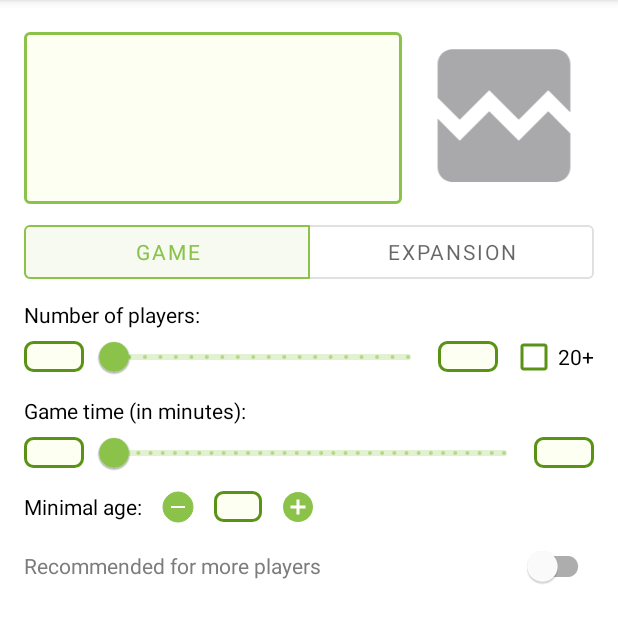
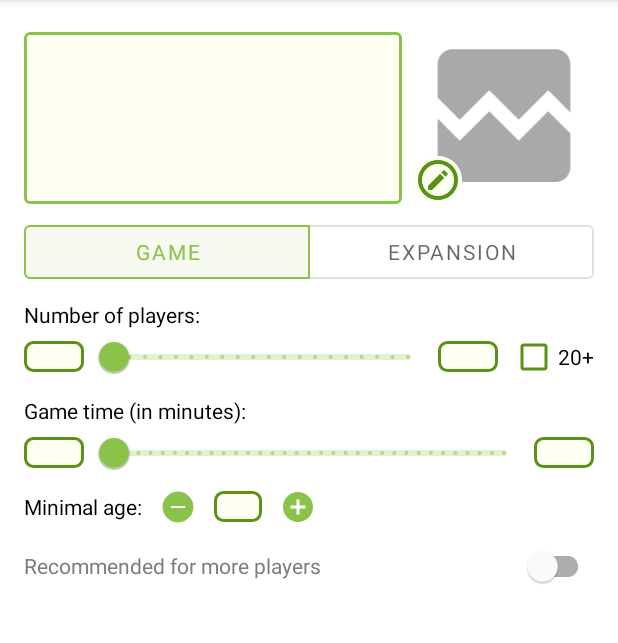
Before and after one commit to agatap2/Lets_Play, an Android app: the AddNewGameFragment screen opened through its navigation route, on a phone screen of 412 x 824 dp, the part 84-727 px from its top. Run offline under Robolectric (Android 15) with nearby library versions, the phone set to English and light mode, and no system bars; our stand-ins replace Dagger/Hilt's generated code, data binding; pictures from the network do not load; Roboto replaces fonts that are not available here; 12 statements that could not run were skipped.

Commit message:
Game picture edition, minSdk changed to 23

```diff
--- a/app/build.gradle
+++ b/app/build.gradle
@@ -23,7 +23,7 @@ android {
 
     defaultConfig {
         applicationId "com.akobusinska.letsplay"
-        minSdk 21
+        minSdk 23
         targetSdk 32
         versionCode 1
         versionName "1.0"
--- a/app/src/main/res/layout/dialog_text_input.xml
+++ b/app/src/main/res/layout/dialog_text_input.xml
@@ -13,7 +13,7 @@
         android:layout_margin="4dp">
 
         <com.google.android.material.textfield.TextInputEditText
-            android:id="@+id/game_name"
+            android:id="@+id/dialog_text_input"
             android:layout_width="match_parent"
             android:layout_height="wrap_content" />
     </com.google.android.material.textfield.TextInputLayout>
--- a/app/src/main/res/layout/fragment_add_new_game.xml
+++ b/app/src/main/res/layout/fragment_add_new_game.xml
@@ -36,12 +36,31 @@
             android:layout_height="120dp"
             android:layout_marginTop="16dp"
             android:layout_marginEnd="16dp"
+            android:contentDescription="@string/game_cover"
             android:paddingTop="2dp"
-            android:contentDescription="@string/game_cover"
             app:imageUrl='@{viewModel.newGame.thumbURL ?? ""}'
             app:layout_constraintEnd_toEndOf="parent"
             app:layout_constraintTop_toBottomOf="@+id/appBarLayout"
-            tools:ignore="ImageContrastCheck" />
+            tools:ignore="ImageContrastCheck"
+            tools:srcCompat="@drawable/ic_broken_image" />
+
+        <ImageButton
+            android:id="@+id/edit_url_button"
+            style="@android:style/Widget.Material.ImageButton"
+            android:layout_width="80dp"
+            android:layout_height="80dp"
+            android:layout_marginTop="80dp"
+            android:layout_marginEnd="80dp"
+            android:adjustViewBounds="false"
+            android:background="#00FFFFFF"
+            android:baselineAlignBottom="false"
+            android:contentDescription="@string/edit_game_cover"
+            android:scaleType="centerCrop"
+            android:scaleX="0.6"
+            android:scaleY="0.6"
+            app:layout_constraintEnd_toEndOf="parent"
+            app:layout_constraintTop_toBottomOf="@+id/appBarLayout"
+            app:srcCompat="@mipmap/ic_edit" />
 
         <com.google.android.material.textfield.TextInputLayout
             android:id="@+id/title_layout"
--- a/app/src/main/res/values/strings.xml
+++ b/app/src/main/res/values/strings.xml
@@ -18,6 +18,7 @@
     <string name="increase_minimal_age">Increase minimal age</string>
     <string name="decrease_minimal_age">Decrease minimal age</string>
     <string name="title">Title</string>
+    <string name="edit_game_cover">Edit game cover</string>
 
     <string name="add_game">Add game</string>
     <string name="provide_game_name">Provide game name</string>
@@ -26,4 +27,6 @@
     <string name="save">Save</string>
     <string name="select_game">Select game</string>
     <string name="skip">Skip</string>
+    <string name="provide_cover_picture_url">Provide cover picture url</string>
+    <string name="picture_url">URL</string>
 </resources>
```
Also changed, not shown: app/src/main/java/com/akobusinska/letsplay/ui/addGame/AddNewGameFragment.kt (+28 -1 lines), app/src/main/java/com/akobusinska/letsplay/utils/ExtensionUtils.kt (+5 -2 lines), app/src/main/res/mipmap-hdpi/ic_edit.png (added), app/src/main/res/mipmap-mdpi/ic_edit.png (added), app/src/main/res/mipmap-xhdpi/ic_edit.png (added), app/src/main/res/mipmap-xxhdpi/ic_edit.png (added), app/src/main/res/mipmap-xxxhdpi/ic_edit.png (added).
